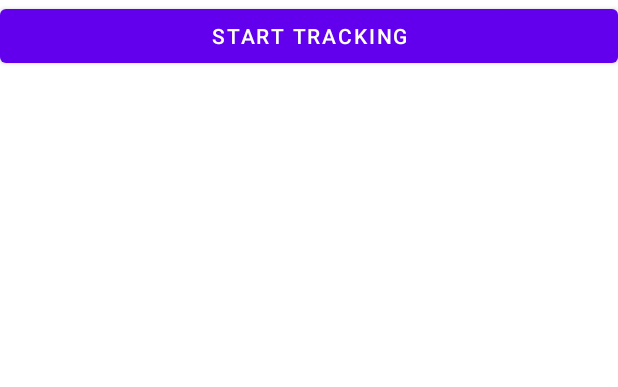
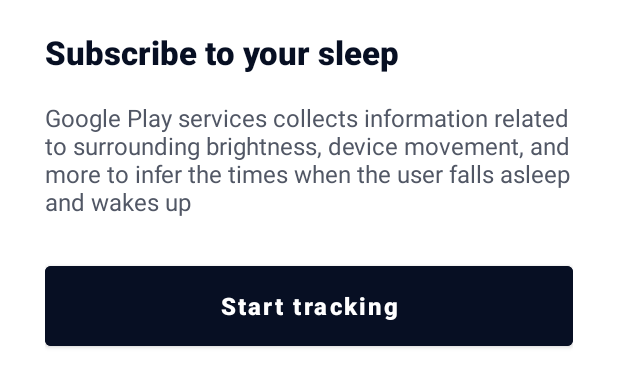
Before and after one commit to Fryzu/SleepHabitsTracker, an Android app: the layout fragment_tracking_button.xml on its own in the app's theme, with its tools: preview values and no code run, on a phone screen of 412 x 824 dp. Shown: the top 387 px of the screen. Run offline under Robolectric (Android 15) with nearby library versions, the phone set to English and light mode, and no system bars.

Commit message:
Restyles layout

```diff
--- /dev/null
+++ b/app/src/main/res/drawable/bottom_bar_bg.xml
@@ -0,0 +1,15 @@
+<?xml version="1.0" encoding="utf-8"?>
+<shape xmlns:android="http://schemas.android.com/apk/res/android"  android:shape="rectangle">
+
+    <solid android:color="@color/white" />
+
+    <padding
+        android:bottom="40dp"
+        android:left="30dp"
+        android:right="30dp"
+        android:top="20dp" />
+
+    <!-- we define corner radius, note that radius can be different for each corner -->
+    <corners android:topLeftRadius="24dp" android:topRightRadius="24dp" />
+
+</shape>
--- a/app/src/main/res/layout/activity_main.xml
+++ b/app/src/main/res/layout/activity_main.xml
@@ -6,7 +6,21 @@
     android:layout_height="match_parent"
     android:id="@+id/main_activity"
     tools:context=".MainActivity"
-    android:padding="10dp">
+    android:background="@color/primary">
+
+    <TextView
+        android:textColor="@color/white"
+        android:textSize="24sp"
+        android:layout_marginTop="45dp"
+        android:id="@+id/textView3"
+        android:layout_width="wrap_content"
+        android:layout_height="wrap_content"
+        android:fontFamily="sans-serif-black"
+        android:text="Good night 🌙"
+        app:layout_constraintEnd_toEndOf="parent"
+        app:layout_constraintHorizontal_bias="0.498"
+        app:layout_constraintStart_toStartOf="parent"
+        app:layout_constraintTop_toTopOf="parent" />
 
     <fragment
         android:id="@+id/sleepItemsFragment"
@@ -16,7 +30,7 @@
         app:layout_constraintBottom_toTopOf="@+id/trackingButtonFragment"
         app:layout_constraintEnd_toEndOf="parent"
         app:layout_constraintStart_toStartOf="parent"
-        app:layout_constraintTop_toTopOf="parent" />
+        app:layout_constraintTop_toBottomOf="@+id/textView3" />
 
     <fragment
         android:id="@+id/trackingButtonFragment"
--- a/app/src/main/res/layout/fragment_tracking_button.xml
+++ b/app/src/main/res/layout/fragment_tracking_button.xml
@@ -4,16 +4,50 @@
     xmlns:tools="http://schemas.android.com/tools"
     android:layout_width="match_parent"
     android:layout_height="wrap_content"
-    tools:context=".TrackingButton">
+    tools:context=".TrackingButton"
+    android:background="@drawable/bottom_bar_bg"
+    >
+
+    <TextView
+        android:id="@+id/textView2"
+        android:layout_width="wrap_content"
+        android:layout_height="match_parent"
+        android:text="Subscribe to your sleep"
+        android:textSize="22sp"
+        android:textColor="@color/primary"
+        android:fontFamily="sans-serif-black"
+        app:layout_constraintStart_toStartOf="parent"
+        app:layout_constraintTop_toTopOf="parent" />
+
+
+    <TextView
+        android:id="@+id/textView"
+        android:layout_width="wrap_content"
+        android:layout_height="wrap_content"
+        android:layout_marginBottom="26dp"
+        android:layout_marginTop="18dp"
+        android:text="Google Play services collects information related to surrounding brightness, device movement, and more to infer the times when the user falls asleep and wakes up"
+        android:textColor="@color/primaryLight"
+        android:textSize="16sp"
+        app:layout_constraintBottom_toTopOf="@+id/button"
+        app:layout_constraintEnd_toEndOf="parent"
+        app:layout_constraintStart_toStartOf="parent"
+        app:layout_constraintTop_toBottomOf="@+id/textView2" />
 
     <Button
         android:id="@+id/button"
         android:layout_width="0dp"
         android:layout_height="wrap_content"
+        android:height="65dp"
+        android:backgroundTint="@color/primary"
         android:text="Start tracking"
+        android:textAllCaps="false"
+        android:fontFamily="sans-serif-black"
+        android:textColor="@color/white"
+        android:textSize="16sp"
+        app:layout_constraintCircleRadius="10dp"
         app:layout_constraintBottom_toBottomOf="parent"
         app:layout_constraintEnd_toEndOf="parent"
-        app:layout_constraintStart_toStartOf="parent"
-        app:layout_constraintTop_toTopOf="parent" />
+        app:layout_constraintStart_toStartOf="parent" />
 
 </androidx.constraintlayout.widget.ConstraintLayout>
--- a/app/src/main/res/layout/sleep_item_list.xml
+++ b/app/src/main/res/layout/sleep_item_list.xml
@@ -7,6 +7,7 @@
         android:name="com.example.sleephabitstracker.SleepItemFragment"
         android:layout_width="match_parent"
         android:layout_height="match_parent"
+        android:paddingVertical="40dp"
         app:layoutManager="LinearLayoutManager"
         tools:context=".sleepitems.SleepItemFragment"
         tools:listitem="@layout/sleep_item"/>
--- a/app/src/main/res/values-night/themes.xml
+++ b/app/src/main/res/values-night/themes.xml
@@ -1,6 +1,6 @@
 <resources xmlns:tools="http://schemas.android.com/tools">
     <!-- Base application theme. -->
-    <style name="Theme.SleepHabitsTracker" parent="Theme.MaterialComponents.DayNight.DarkActionBar">
+    <style name="Theme.SleepHabitsTracker" parent="Theme.MaterialComponents.DayNight.NoActionBar">
         <!-- Primary brand color. -->
         <item name="colorPrimary">@color/purple_200</item>
         <item name="colorPrimaryVariant">@color/purple_700</item>
@@ -10,7 +10,7 @@
         <item name="colorSecondaryVariant">@color/teal_200</item>
         <item name="colorOnSecondary">@color/black</item>
         <!-- Status bar color. -->
-        <item name="android:statusBarColor" tools:targetApi="l">?attr/colorPrimaryVariant</item>
+        <item name="android:statusBarColor" tools:targetApi="l">@color/primary</item>
         <!-- Customize your theme here. -->
     </style>
 </resources>
--- a/app/src/main/res/values/colors.xml
+++ b/app/src/main/res/values/colors.xml
@@ -7,4 +7,6 @@
     <color name="teal_700">#FF018786</color>
     <color name="black">#FF000000</color>
     <color name="white">#FFFFFFFF</color>
+    <color name="primary">#FF070F23</color>
+    <color name="primaryLight">#FF515765</color>
 </resources>
--- a/app/src/main/res/values/themes.xml
+++ b/app/src/main/res/values/themes.xml
@@ -1,16 +1,16 @@
 <resources xmlns:tools="http://schemas.android.com/tools">
     <!-- Base application theme. -->
-    <style name="Theme.SleepHabitsTracker" parent="Theme.MaterialComponents.DayNight.DarkActionBar">
+    <style name="Theme.SleepHabitsTracker" parent="Theme.MaterialComponents.DayNight.NoActionBar">
         <!-- Primary brand color. -->
-        <item name="colorPrimary">@color/purple_500</item>
+        <item name="colorPrimary">@color/purple_200</item>
         <item name="colorPrimaryVariant">@color/purple_700</item>
-        <item name="colorOnPrimary">@color/white</item>
+        <item name="colorOnPrimary">@color/black</item>
         <!-- Secondary brand color. -->
         <item name="colorSecondary">@color/teal_200</item>
-        <item name="colorSecondaryVariant">@color/teal_700</item>
+        <item name="colorSecondaryVariant">@color/teal_200</item>
         <item name="colorOnSecondary">@color/black</item>
         <!-- Status bar color. -->
-        <item name="android:statusBarColor" tools:targetApi="l">?attr/colorPrimaryVariant</item>
+        <item name="android:statusBarColor" tools:targetApi="l">@color/primary</item>
         <!-- Customize your theme here. -->
     </style>
 </resources>
```
